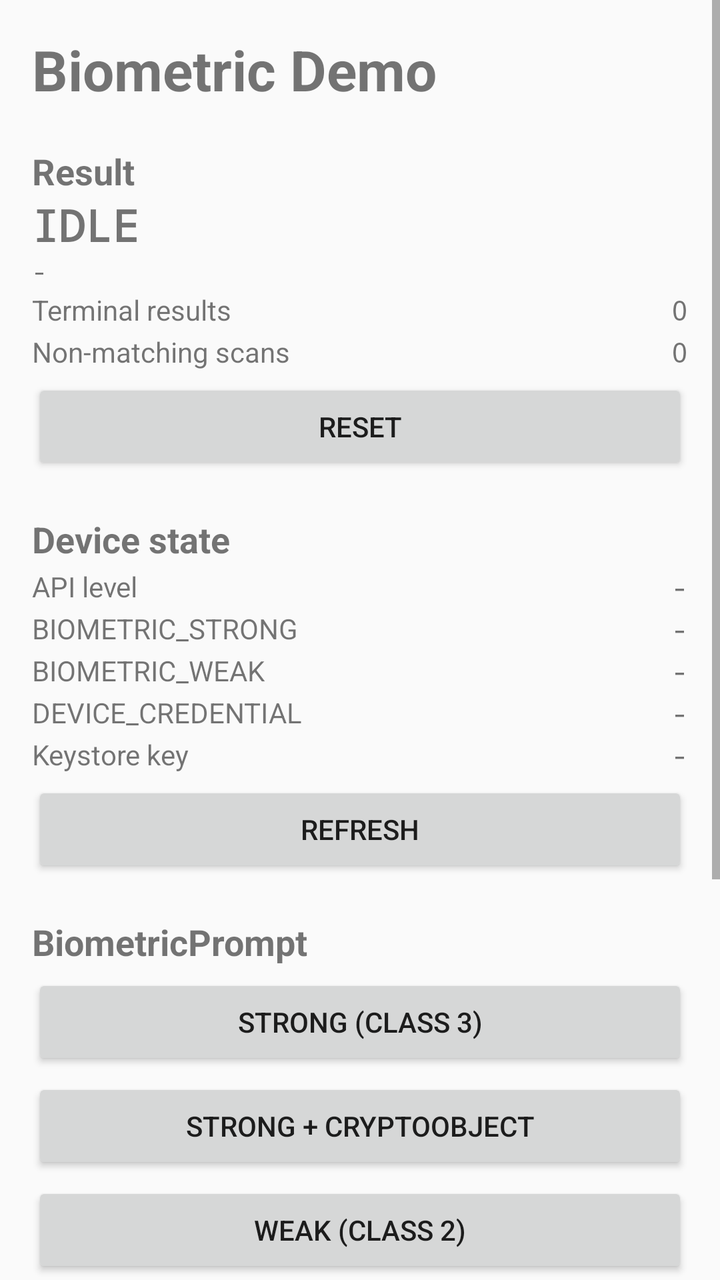
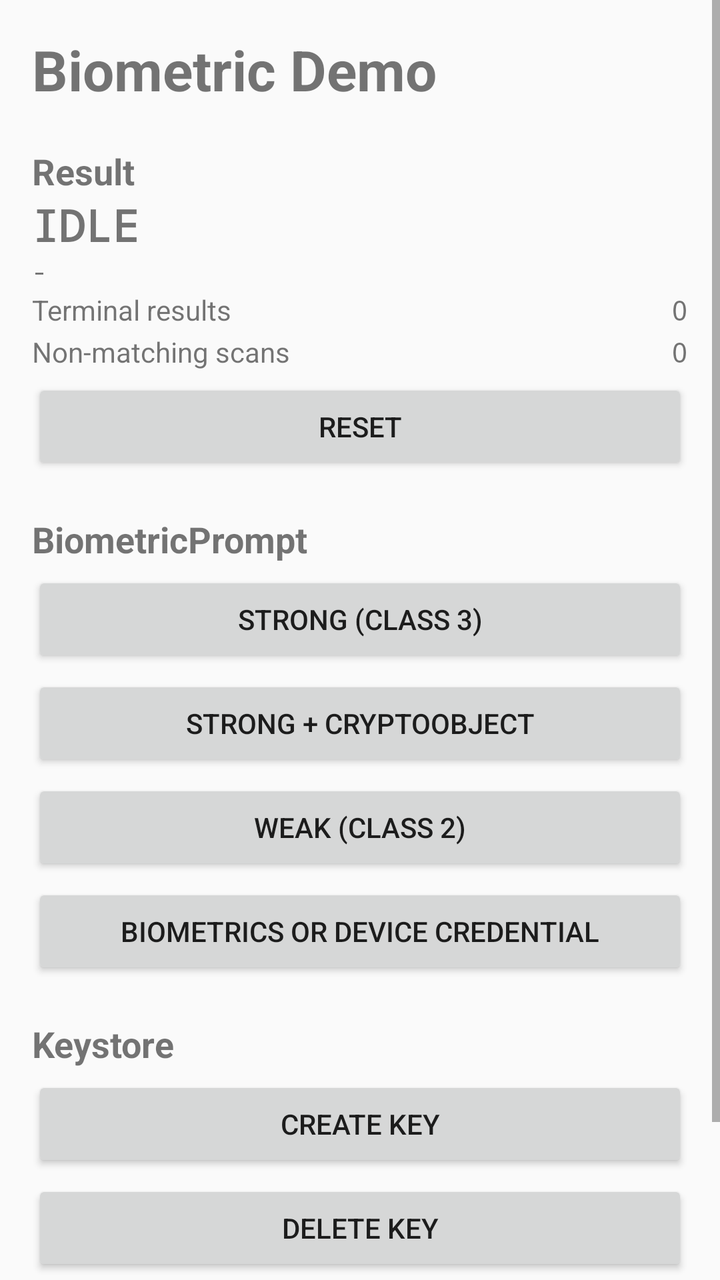

Two renders of the same Android screen: before a commit and after it. Below are the layout's source before the change and the commit's diff.
<!-- AndroidManifest.xml: application theme Theme.BiometricDemo -->
<!-- res/layout/activity_main.xml -->
<?xml version="1.0" encoding="utf-8"?>
<FrameLayout xmlns:android="http://schemas.android.com/apk/res/android"
    android:layout_width="match_parent"
    android:layout_height="match_parent">

    <ScrollView
        android:layout_width="match_parent"
        android:layout_height="match_parent">

        <LinearLayout
            android:layout_width="match_parent"
            android:layout_height="wrap_content"
            android:orientation="vertical"
            android:padding="16dp">

            <TextView
                android:id="@+id/app_title"
                android:layout_width="wrap_content"
                android:layout_height="wrap_content"
                android:text="Biometric Demo"
                android:textSize="28sp"
                android:textStyle="bold" />

            
            <TextView style="@style/SectionHeader" android:text="Result" />

            <TextView
                android:id="@+id/result_status"
                android:layout_width="wrap_content"
                android:layout_height="wrap_content"
                android:fontFamily="monospace"
                android:text="IDLE"
                android:textSize="22sp"
                android:textStyle="bold" />

            <TextView
                android:id="@+id/result_detail"
                android:layout_width="match_parent"
                android:layout_height="wrap_content"
                android:fontFamily="monospace"
                android:text="-"
                android:textIsSelectable="true"
                android:textSize="12sp" />

            <LinearLayout style="@style/Row">
                <TextView style="@style/RowLabel" android:text="Terminal results" />
                <TextView
                    android:id="@+id/attempt_count_value"
                    style="@style/RowValue"
                    android:text="0" />
            </LinearLayout>

            <LinearLayout style="@style/Row">
                <TextView style="@style/RowLabel" android:text="Non-matching scans" />
                <TextView
                    android:id="@+id/failed_scan_count_value"
                    style="@style/RowValue"
                    android:text="0" />
            </LinearLayout>

            <Button
                android:id="@+id/reset_button"
                style="@style/Action"
                android:text="Reset" />

            <TextView style="@style/SectionHeader" android:text="Device state" />

            <LinearLayout style="@style/Row">
                <TextView style="@style/RowLabel" android:text="API level" />
                <TextView android:id="@+id/api_level_value" style="@style/RowValue" android:text="-" />
            </LinearLayout>

            <LinearLayout style="@style/Row">
                <TextView style="@style/RowLabel" android:text="BIOMETRIC_STRONG" />
                <TextView android:id="@+id/can_authenticate_strong_value" style="@style/RowValue" android:text="-" />
            </LinearLayout>

            <LinearLayout style="@style/Row">
                <TextView style="@style/RowLabel" android:text="BIOMETRIC_WEAK" />
                <TextView android:id="@+id/can_authenticate_weak_value" style="@style/RowValue" android:text="-" />
            </LinearLayout>

            <LinearLayout style="@style/Row">
                <TextView style="@style/RowLabel" android:text="DEVICE_CREDENTIAL" />
                <TextView android:id="@+id/can_authenticate_credential_value" style="@style/RowValue" android:text="-" />
            </LinearLayout>

            <LinearLayout style="@style/Row">
                <TextView style="@style/RowLabel" android:text="Keystore key" />
                <TextView android:id="@+id/keystore_key_value" style="@style/RowValue" android:text="-" />
            </LinearLayout>

            <Button android:id="@+id/refresh_button" style="@style/Action" android:text="Refresh" />

            <TextView style="@style/SectionHeader" android:text="BiometricPrompt" />

            <Button android:id="@+id/auth_strong_button" style="@style/Action" android:text="Strong (Class 3)" />
            <Button android:id="@+id/auth_strong_crypto_button" style="@style/Action" android:text="Strong + CryptoObject" />
            <Button android:id="@+id/auth_weak_button" style="@style/Action" android:text="Weak (Class 2)" />
            <Button android:id="@+id/auth_strong_or_credential_button" style="@style/Action" android:text="Biometrics or device credential" />

            <TextView style="@style/SectionHeader" android:text="Keystore" />

            <Button android:id="@+id/keystore_create_button" style="@style/Action" android:text="Create key" />
            <Button android:id="@+id/keystore_delete_button" style="@style/Action" android:text="Delete key" />

            <TextView style="@style/SectionHeader" android:text="Launch gate" />

            <CheckBox
                android:id="@+id/gate_toggle"
                android:layout_width="wrap_content"
                android:layout_height="wrap_content"
                android:text="Require auth on next launch" />

        </LinearLayout>
    </ScrollView>

    <LinearLayout
        android:id="@+id/gate_overlay"
        android:layout_width="match_parent"
        android:layout_height="match_parent"
        android:background="?android:attr/colorBackground"
        android:gravity="center"
        android:orientation="vertical"
        android:padding="24dp"
        android:visibility="gone">

        <TextView
            android:id="@+id/gate_title"
            android:layout_width="wrap_content"
            android:layout_height="wrap_content"
            android:text="Locked"
            android:textSize="28sp"
            android:textStyle="bold" />

        <TextView
            android:id="@+id/gate_status"
            android:layout_width="wrap_content"
            android:layout_height="wrap_content"
            android:fontFamily="monospace"
            android:text="IDLE"
            android:textSize="18sp" />

        <TextView
            android:id="@+id/gate_detail"
            android:layout_width="match_parent"
            android:layout_height="wrap_content"
            android:fontFamily="monospace"
            android:gravity="center"
            android:text="-"
            android:textSize="12sp" />

        <Button android:id="@+id/gate_unlock_button" style="@style/Action" android:text="Unlock" />
        <Button android:id="@+id/gate_disable_button" style="@style/Action" android:text="Disable gate" />
    </LinearLayout>

</FrameLayout>
<!-- resources referenced by this layout -->
<resources>
  <style name="Action">
          <item name="android:layout_width">match_parent</item>
          <item name="android:layout_height">wrap_content</item>
          <item name="android:layout_marginTop">4dp</item>
      </style>
  <style name="Row">
          <item name="android:layout_width">match_parent</item>
          <item name="android:layout_height">wrap_content</item>
          <item name="android:orientation">horizontal</item>
          <item name="android:paddingTop">2dp</item>
      </style>
  <style name="RowLabel">
          <item name="android:layout_width">0dp</item>
          <item name="android:layout_height">wrap_content</item>
          <item name="android:layout_weight">1</item>
          <item name="android:textSize">14sp</item>
      </style>
  <style name="RowValue">
          <item name="android:layout_width">wrap_content</item>
          <item name="android:layout_height">wrap_content</item>
          <item name="android:fontFamily">monospace</item>
          <item name="android:textSize">14sp</item>
      </style>
  <style name="SectionHeader">
          <item name="android:layout_width">wrap_content</item>
          <item name="android:layout_height">wrap_content</item>
          <item name="android:layout_marginTop">20dp</item>
          <item name="android:textSize">18sp</item>
          <item name="android:textStyle">bold</item>
      </style>
  <style name="Theme.BiometricDemo" parent="Theme.AppCompat.DayNight.NoActionBar" />
</resources>

<!-- the commit's change to res/layout/activity_main.xml (unified diff, before → after) -->
@@ -63,35 +63,6 @@
                 style="@style/Action"
                 android:text="Reset" />
 
-            <TextView style="@style/SectionHeader" android:text="Device state" />
-
-            <LinearLayout style="@style/Row">
-                <TextView style="@style/RowLabel" android:text="API level" />
-                <TextView android:id="@+id/api_level_value" style="@style/RowValue" android:text="-" />
-            </LinearLayout>
-
-            <LinearLayout style="@style/Row">
-                <TextView style="@style/RowLabel" android:text="BIOMETRIC_STRONG" />
-                <TextView android:id="@+id/can_authenticate_strong_value" style="@style/RowValue" android:text="-" />
-            </LinearLayout>
-
-            <LinearLayout style="@style/Row">
-                <TextView style="@style/RowLabel" android:text="BIOMETRIC_WEAK" />
-                <TextView android:id="@+id/can_authenticate_weak_value" style="@style/RowValue" android:text="-" />
-            </LinearLayout>
-
-            <LinearLayout style="@style/Row">
-                <TextView style="@style/RowLabel" android:text="DEVICE_CREDENTIAL" />
-                <TextView android:id="@+id/can_authenticate_credential_value" style="@style/RowValue" android:text="-" />
-            </LinearLayout>
-
-            <LinearLayout style="@style/Row">
-                <TextView style="@style/RowLabel" android:text="Keystore key" />
-                <TextView android:id="@+id/keystore_key_value" style="@style/RowValue" android:text="-" />
-            </LinearLayout>
-
-            <Button android:id="@+id/refresh_button" style="@style/Action" android:text="Refresh" />
-
             <TextView style="@style/SectionHeader" android:text="BiometricPrompt" />
 
             <Button android:id="@+id/auth_strong_button" style="@style/Action" android:text="Strong (Class 3)" />
